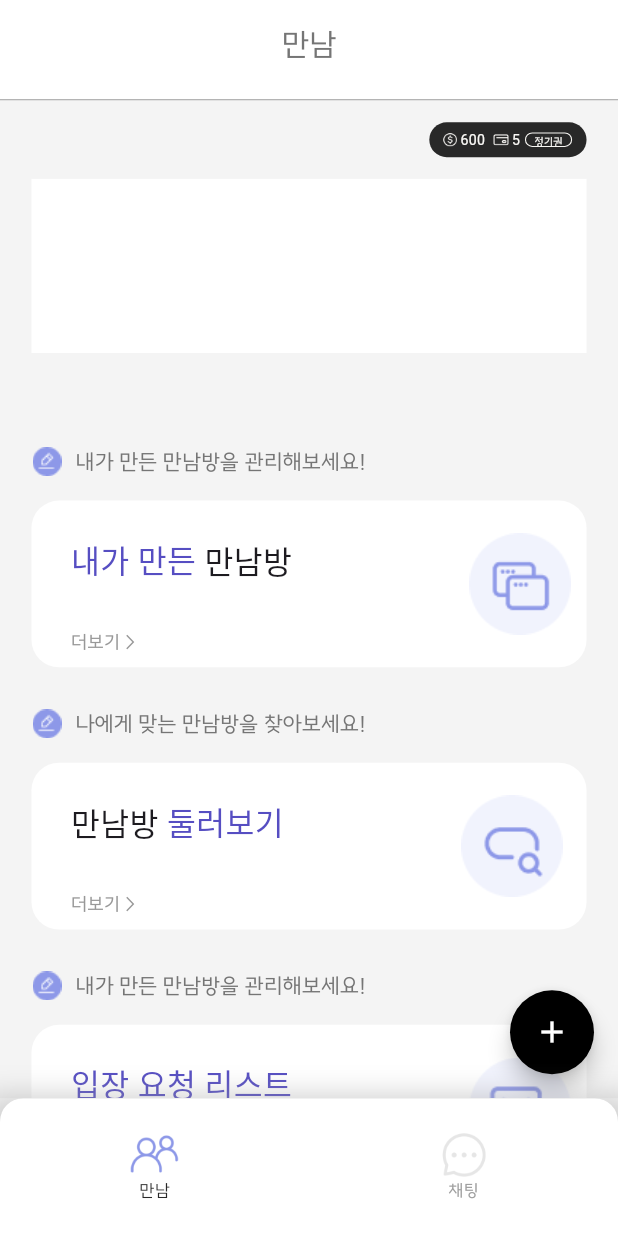
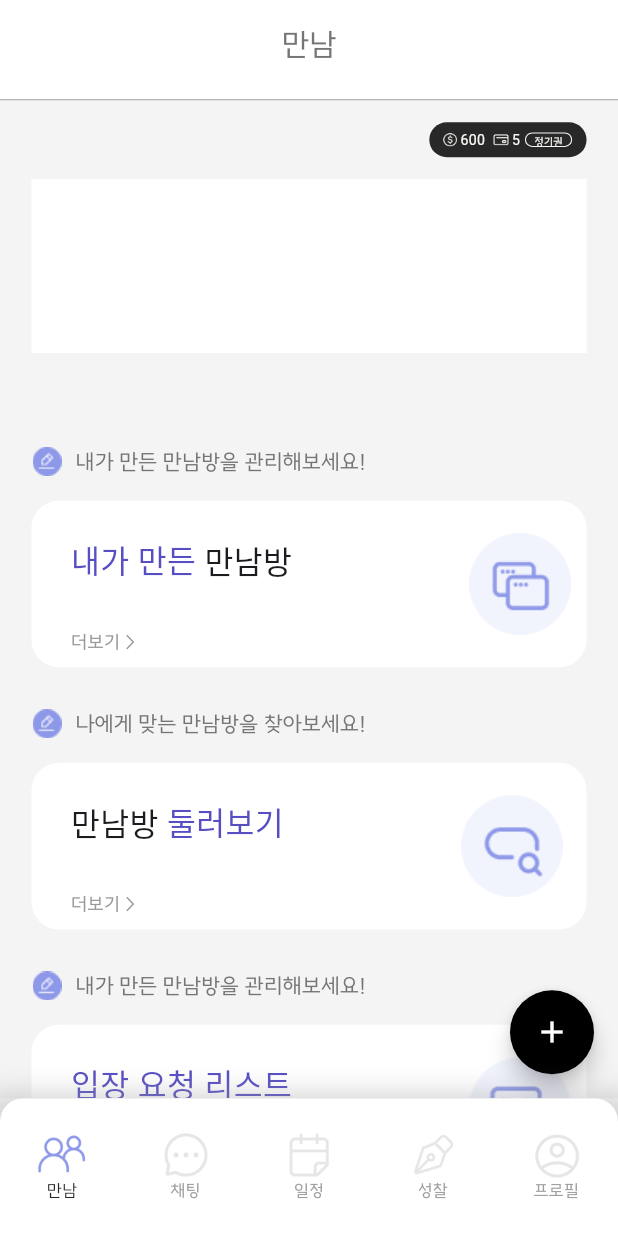
Before and after one commit to eeeunjin/meet-up, a Flutter app: the BotNavBar screen opened directly, on a phone screen of 412 x 824 dp. Run offline on Flutter 3.47's test engine with Material 3 defaults, Android fonts, the phone set to English and light mode, and no system bars; our stand-ins replace cloud_firestore, firebase_auth, firebase_core, flutter_screenutil, go_router; accounts and stored records are empty; Roboto replaces fonts that are missing (Pretendard, Pretendard-SB); project files that could hold a hidden picture were left out.

Commit message:
바텀네비게이션 효과 수정

```diff
--- a/lib/util/image.dart
+++ b/lib/util/image.dart
@@ -50,7 +50,9 @@ class ImagePath {
   static String get meetOff => 'assets/images/bot_nav_meet_off.png';
   static String get chatOn => 'assets/images/bot_nav_chat_on.png';
   static String get chatOff => 'assets/images/bot_nav_chat_off.png';
+  static String get scheduleOn => 'assets/images/bot_nav_schedule_on.png';
   static String get scheduleOff => 'assets/images/bot_nav_schedule_off.png';
+  static String get refOn => 'assets/images/bot_nav_ref_on.png';
   static String get refOff => 'assets/images/bot_nav_ref_off.png';
   static String get profileOff => 'assets/images/bot_nav_profile_off.png';
 }
--- a/lib/view/widget/bot_nav_bar.dart
+++ b/lib/view/widget/bot_nav_bar.dart
@@ -34,9 +34,9 @@ class BotNavBar extends StatelessWidget {
               children: const [
                 MeetMain(),
                 ChatMain(),
-                // ScheduleMain(),
-                // ReflectMain(),
-                // ProfileMain(),
+                ScheduleMain(),
+                ReflectMain(),
+                ProfileMain(),
               ],
             ),
           ),
@@ -65,6 +65,12 @@ class BotNavBar extends StatelessWidget {
           topLeft: Radius.circular(16.r),
           topRight: Radius.circular(16.r),
         ),
+        child: Theme(
+          // 터치 시 잉크 효과 제거
+          data: ThemeData(
+            splashColor: Colors.transparent,
+            highlightColor: Colors.transparent,
+          ),
           child: BottomNavigationBar(
             currentIndex: bottomNavViewModel.currentIndex,
             showSelectedLabels: true,
@@ -74,13 +80,15 @@ class BotNavBar extends StatelessWidget {
             selectedLabelStyle: AppTextStyles.SU_R_11,
             unselectedLabelStyle: AppTextStyles.SU_R_11,
             backgroundColor: Colors.white,
+            // 터치 애니메이션 제거
+            type: BottomNavigationBarType.fixed,
             onTap: (index) {
               // viewmodel
               bottomNavViewModel.updateCurrentPage(index);
               // 경로 이동
             },
             items: [
-            // figma 적용
+              // index - 0
               BottomNavigationBarItem(
                 icon: Image.asset(ImagePath.meetOff,
                     width: 33.14.w, height: 33.14.h),
@@ -88,6 +96,7 @@ class BotNavBar extends StatelessWidget {
                     width: 33.14.w, height: 33.14.h),
                 label: '만남',
               ),
+              // index - 1
               BottomNavigationBarItem(
                 icon: Image.asset(ImagePath.chatOff,
                     width: 33.14.w, height: 33.14.h),
@@ -95,7 +104,35 @@ class BotNavBar extends StatelessWidget {
                     width: 33.14.w, height: 33.14.h),
                 label: '채팅',
               ),
+              // index - 2
+              BottomNavigationBarItem(
+                icon: Image.asset(ImagePath.scheduleOff,
+                    width: 33.14.w, height: 33.14.h),
+                activeIcon: Image.asset(ImagePath.scheduleOn,
+                    width: 33.14.w, height: 33.14.h),
+                label: '일정',
+              ),
+              // index - 3
+              BottomNavigationBarItem(
+                icon: Image.asset(
+                  ImagePath.refOff,
+                  width: 33.14.w,
+                  height: 33.14.h,
+                ),
+                activeIcon: Image.asset(ImagePath.refOn,
+                    width: 33.14.w, height: 33.14.h),
+                label: '성찰',
+              ),
+              // index - 4
+              BottomNavigationBarItem(
+                icon: Image.asset(ImagePath.profileOff,
+                    width: 33.14.w, height: 33.14.h),
+                activeIcon: Image.asset(ImagePath.profileOff,
+                    width: 33.14.w, height: 33.14.h),
+                label: '프로필',
+              ),
             ],
+          ),
         ),
       ),
     );
```
Also changed, not shown: assets/images/bot_nav_schedule_on.png (added). Lines whose indentation alone changed are shown as unchanged.
